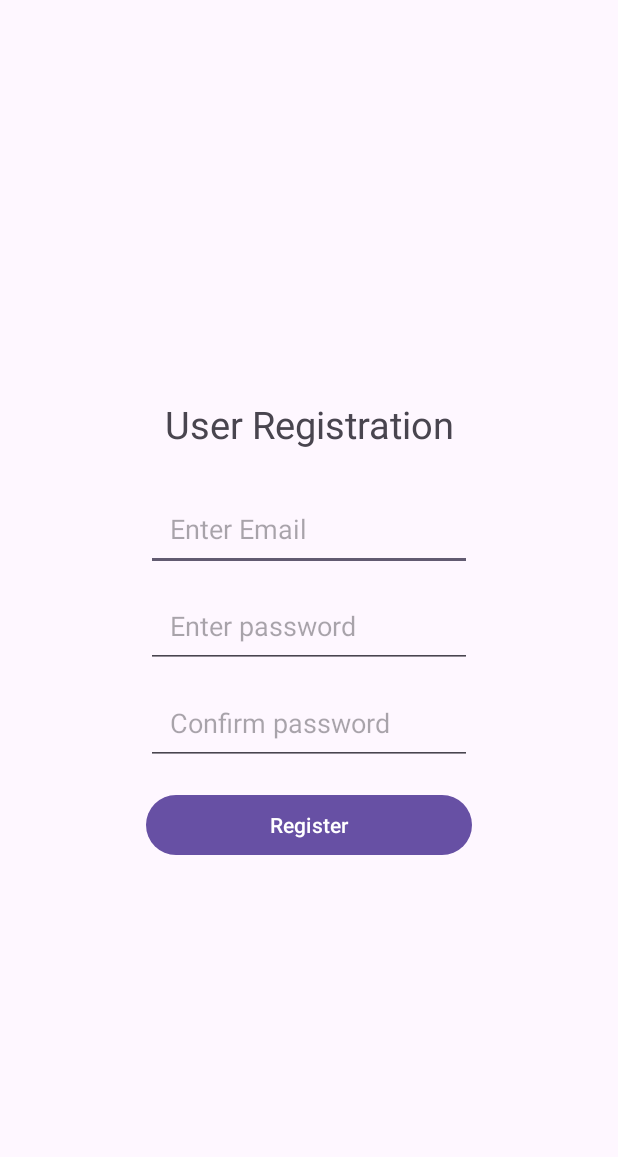
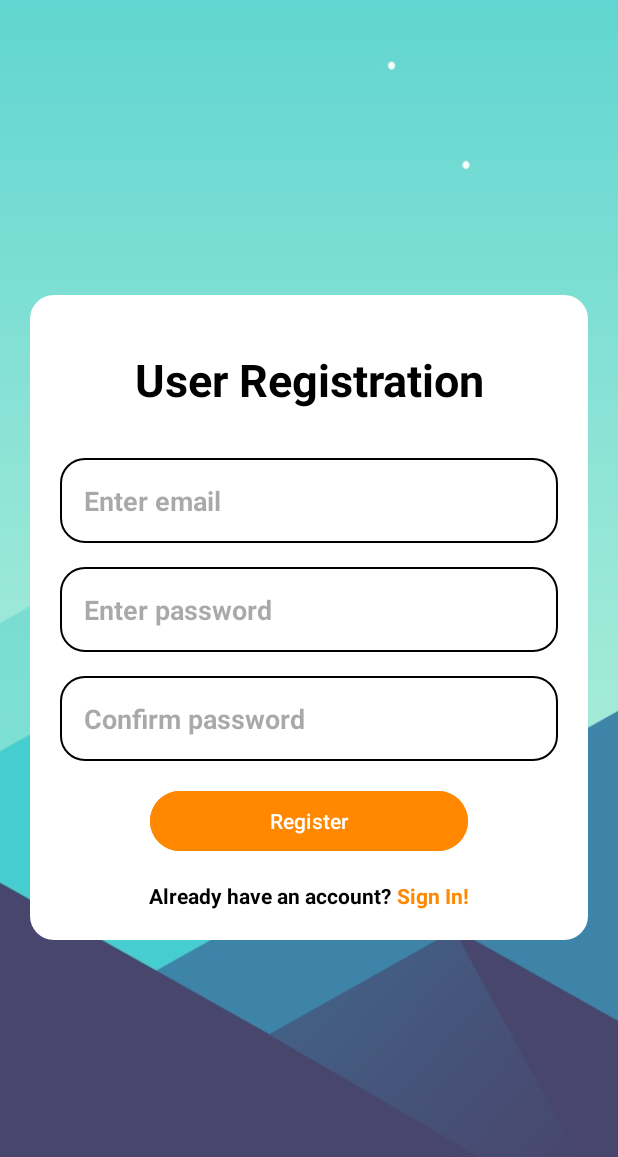
Before and after one commit to kiennghiadao/Review-Restaurant-App, an Android app: the activity_register screen opened directly, with no data from a screen before it, on a phone screen of 412 x 824 dp. Shown: the top 1157 px of the screen. Run offline under Robolectric (Android 15) with nearby library versions, the phone set to English and light mode, and no system bars.

Commit message:
update ngay 26/8

```diff
--- a/NMOBILE/app/src/main/java/com/example/nmobile/activity_login.java
+++ b/NMOBILE/app/src/main/java/com/example/nmobile/activity_login.java
@@ -5,6 +5,7 @@ import android.os.Bundle;
 import android.view.View;
 import android.widget.Button;
 import android.widget.EditText;
+import android.widget.TextView;
 import android.widget.Toast;
 import androidx.activity.EdgeToEdge;
 import androidx.appcompat.app.AppCompatActivity;
@@ -17,8 +18,8 @@ public class activity_login extends AppCompatActivity {
     public EditText etEmail;
     public EditText etPassword;
     public Button btnLogin;
-    public Button btnRegister;
-    public Button btnForgotPassword;
+    public TextView btnRegister;
+    public TextView btnForgotPassword;
 
     @Override
     protected void onCreate(Bundle savedInstanceState) {
--- a/NMOBILE/app/src/main/java/com/example/nmobile/activity_register.java
+++ b/NMOBILE/app/src/main/java/com/example/nmobile/activity_register.java
@@ -4,6 +4,7 @@ import android.os.Bundle;
 import android.widget.Button;
 import android.widget.EditText;
 import android.view.View;
+import android.widget.TextView;
 import android.widget.Toast;
 import android.content.Intent;
 
@@ -20,6 +21,7 @@ public class activity_register extends AppCompatActivity {
     public EditText etConfirmPassword;
     public Button btnRegister;
     public DatabaseHelper dbHelper;
+    public TextView tvSignIn;
 
     @Override
     protected void onCreate(Bundle savedInstanceState) {
@@ -27,6 +29,7 @@ public class activity_register extends AppCompatActivity {
         EdgeToEdge.enable(this);
         setContentView(R.layout.activity_register);
 
+        tvSignIn = findViewById(R.id.tvSignIn);
         etEmail=findViewById(R.id.etEmail);
         etPassword = findViewById(R.id.etPassword);
         etConfirmPassword = findViewById(R.id.etConfirmPassword);
@@ -63,6 +66,14 @@ public class activity_register extends AppCompatActivity {
             }
         });
 
+        tvSignIn.setOnClickListener(new View.OnClickListener() {
+            @Override
+            public void onClick(View view) {
+                Intent intent = new Intent(activity_register.this, activity_login.class);
+                startActivity(intent);
+            }
+        });
+
         ViewCompat.setOnApplyWindowInsetsListener(findViewById(R.id.main), (v, insets) -> {
             Insets systemBars = insets.getInsets(WindowInsetsCompat.Type.systemBars());
             v.setPadding(systemBars.left, systemBars.top, systemBars.right, systemBars.bottom);
--- /dev/null
+++ b/NMOBILE/app/src/main/res/drawable/rounded_background.xml
@@ -0,0 +1,6 @@
+<?xml version="1.0" encoding="utf-8"?>
+<shape xmlns:android="http://schemas.android.com/apk/res/android"
+    android:shape="rectangle">
+    <solid android:color="@android:color/white"/>
+    <corners android:radius="16dp"/> <!-- Điều chỉnh bán kính để bo góc -->
+</shape>
--- /dev/null
+++ b/NMOBILE/app/src/main/res/drawable/rounded_edittext.xml
@@ -0,0 +1,9 @@
+<?xml version="1.0" encoding="utf-8"?>
+<shape xmlns:android="http://schemas.android.com/apk/res/android"
+    android:shape="rectangle">
+    <corners android:radius="16dp" />
+    <solid android:color="@android:color/white"/>
+    <stroke
+        android:width="1.5dp"
+        android:color="@android:color/black"/>
+</shape>
--- a/NMOBILE/app/src/main/res/layout/activity_main.xml
+++ b/NMOBILE/app/src/main/res/layout/activity_main.xml
@@ -55,7 +55,7 @@
         android:text="Restaurant category"
         android:textColor="@android:color/white"
         android:padding="10dp"
-        android:background="@drawable/button_background" />
+        />
 
     <!-- Restaurant Images -->
     <androidx.recyclerview.widget.RecyclerView
--- a/NMOBILE/app/src/main/res/layout/activity_register.xml
+++ b/NMOBILE/app/src/main/res/layout/activity_register.xml
@@ -5,62 +5,68 @@
     android:layout_width="match_parent"
     android:layout_height="match_parent"
     tools:context=".activity_register"
-    android:padding="16dp">
+    android:padding="16dp"
+    android:background="@drawable/hinhnenmobile">
 
     <LinearLayout
-        android:layout_width="wrap_content"
+        android:layout_width="match_parent"
         android:layout_height="wrap_content"
         android:orientation="vertical"
         android:layout_centerInParent="true"
-        android:gravity="center_horizontal">
+        android:gravity="center_horizontal"
+        android:background="@drawable/rounded_background"
+        android:padding="20dp"
+        android:layout_margin="20dp"
+        android:backgroundTint="@android:color/white">
 
         <TextView
+            android:id="@+id/textLogin"
             android:layout_width="match_parent"
             android:layout_height="wrap_content"
-            android:id="@+id/textRegister"
             android:layout_margin="16dp"
-            android:textSize="4mm"
+            android:text="User Registration"
+            android:textColor="@android:color/black"
             android:textAlignment="center"
-            android:text="User Registration">
-        </TextView>
+            android:textSize="30sp"
+            android:textStyle="bold"/>
 
         <EditText
             android:layout_width="match_parent"
             android:layout_height="wrap_content"
             android:id="@+id/etEmail"
-            android:layout_marginTop="8dp"
-            android:layout_marginStart="4dp"
-            android:layout_marginEnd="4dp"
-            android:hint="Enter Email"
+            android:layout_marginTop="16dp"
+            android:hint="Enter email"
             android:inputType="textEmailAddress"
             android:minHeight="48dp"
-            android:padding="16dp">
+            android:padding="16dp"
+            android:textStyle="bold"
+            android:background="@drawable/rounded_edittext">
         </EditText>
 
         <EditText
             android:layout_width="match_parent"
             android:layout_height="wrap_content"
             android:id="@+id/etPassword"
-            android:layout_marginStart="4dp"
-            android:layout_marginEnd="4dp"
-            android:layout_marginTop="8dp"
+            android:layout_marginTop="16dp"
             android:hint="Enter password"
             android:inputType="textPassword"
             android:minHeight="48dp"
-            android:padding="16dp">
+            android:padding="16dp"
+            android:textStyle="bold"
+            android:background="@drawable/rounded_edittext">
         </EditText>
 
         <EditText
             android:layout_width="match_parent"
             android:layout_height="wrap_content"
             android:id="@+id/etConfirmPassword"
-            android:layout_marginStart="4dp"
-            android:layout_marginEnd="4dp"
-            android:layout_marginTop="8dp"
+            android:layout_marginTop="16dp"
             android:hint="Confirm password"
             android:inputType="textPassword"
             android:minHeight="48dp"
-            android:padding="16dp">
+            android:padding="16dp"
+            android:textStyle="bold"
+            android:background="@drawable/rounded_edittext">
         </EditText>
 
         <Button
@@ -70,8 +76,37 @@
             android:id="@+id/btnRegister"
             android:text="Register"
             android:layout_marginTop="16dp"
-            android:layout_marginStart="4dp"
-            android:layout_marginEnd="4dp">
+            android:layout_marginStart="60dp"
+            android:layout_marginEnd="60dp"
+            android:backgroundTint="@android:color/holo_orange_dark"
+            android:textColor="@android:color/white">
         </Button>
+
+        <LinearLayout
+            android:layout_width="wrap_content"
+            android:layout_height="wrap_content"
+            android:layout_marginTop="16dp"
+            android:orientation="horizontal"
+            android:layout_gravity="center">
+
+            <TextView
+                android:textStyle="bold"
+                android:textColor="@color/black"
+                android:layout_width="wrap_content"
+                android:layout_height="wrap_content"
+                android:text="Already have an account?"
+                android:layout_gravity="center"/>
+
+            <TextView
+                android:id="@+id/tvSignIn"
+                android:layout_width="wrap_content"
+                android:layout_height="wrap_content"
+                android:layout_marginStart="4dp"
+                android:textStyle="bold"
+                android:text="Sign In!"
+                android:textColor="@android:color/holo_orange_dark"
+                android:clickable="true"
+                android:focusable="true"/>
+        </LinearLayout>
     </LinearLayout>
 </RelativeLayout>
```
Also changed, not shown: NMOBILE/app/src/main/java/com/example/nmobile/activity_forgot_password.java (+12 -0 lines), NMOBILE/app/src/main/res/drawable-anydpi/ic_register.xml (added, +11 -0 lines), NMOBILE/app/src/main/res/layout/activity_forgot_password.xml (+51 -6 lines), NMOBILE/app/src/main/res/layout/activity_login.xml (+61 -42 lines), NMOBILE/app/src/main/res/drawable-hdpi/ic_register.png (added), NMOBILE/app/src/main/res/drawable-mdpi/ic_register.png (added), NMOBILE/app/src/main/res/drawable-xhdpi/ic_register.png (added), NMOBILE/app/src/main/res/drawable-xxhdpi/ic_register.png (added), NMOBILE/app/src/main/res/drawable/hinhnenmobile.jpg.
